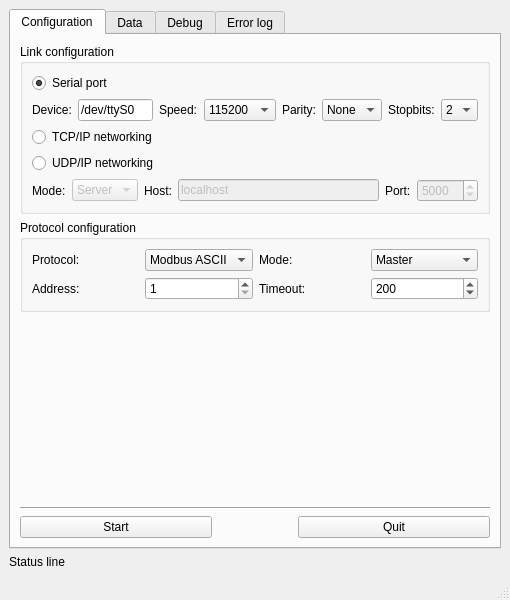
This is Interface/QT/ModbusFrame.ui in blaa/Modbus as Qt 5 draws it before an edit. The edited form follows.
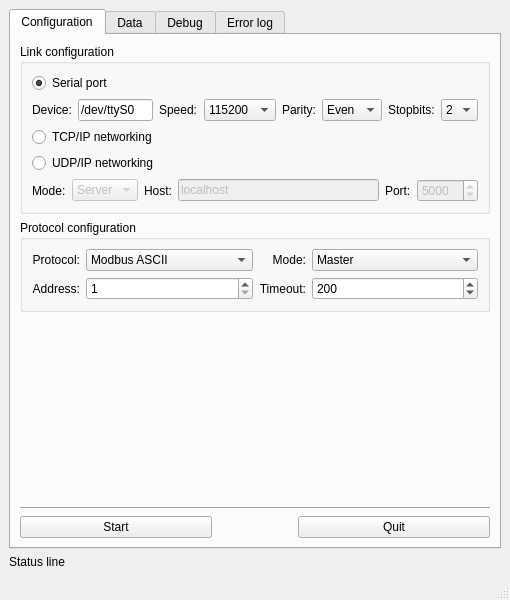
This is the edited form.

```diff
--- a/Interface/QT/ModbusFrame.ui
+++ b/Interface/QT/ModbusFrame.ui
@@ -195,11 +195,6 @@
                <property name="whatsThis">
                 <string>Parity selection</string>
                </property>
-               <item>
-                <property name="text">
-                 <string>None</string>
-                </property>
-               </item>
                <item>
                 <property name="text">
                  <string>Even</string>
@@ -356,7 +351,10 @@
           </property>
           <layout class="QVBoxLayout" name="verticalLayout_7">
            <item>
-            <layout class="QGridLayout" name="gridLayout">
+            <layout class="QGridLayout" name="gridLayout" columnstretch="0,1,0,1">
+             <property name="sizeConstraint">
+              <enum>QLayout::SetDefaultConstraint</enum>
+             </property>
              <property name="topMargin">
               <number>0</number>
              </property>
@@ -365,6 +363,9 @@
                <property name="text">
                 <string>Address:</string>
                </property>
+               <property name="alignment">
+                <set>Qt::AlignRight|Qt::AlignTrailing|Qt::AlignVCenter</set>
+               </property>
                <property name="buddy">
                 <cstring>MiddleAddress</cstring>
                </property>
@@ -391,6 +392,9 @@
                <property name="text">
                 <string>Protocol:</string>
                </property>
+               <property name="alignment">
+                <set>Qt::AlignRight|Qt::AlignTrailing|Qt::AlignVCenter</set>
+               </property>
                <property name="buddy">
                 <cstring>MiddleProtocol</cstring>
                </property>
@@ -415,6 +419,9 @@
                <property name="text">
                 <string>Mode:</string>
                </property>
+               <property name="alignment">
+                <set>Qt::AlignRight|Qt::AlignTrailing|Qt::AlignVCenter</set>
+               </property>
                <property name="buddy">
                 <cstring>MiddleMode</cstring>
                </property>
@@ -439,6 +446,9 @@
                <property name="text">
                 <string>Timeout:</string>
                </property>
+               <property name="alignment">
+                <set>Qt::AlignRight|Qt::AlignTrailing|Qt::AlignVCenter</set>
+               </property>
                <property name="buddy">
                 <cstring>MiddleTimeout</cstring>
                </property>
```
Left out of the diff: 94 changed lines with no effect on the pictures.
